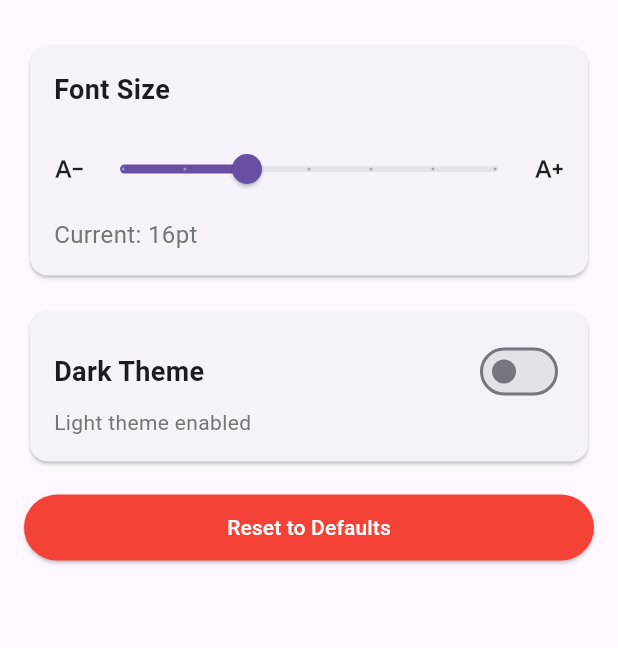
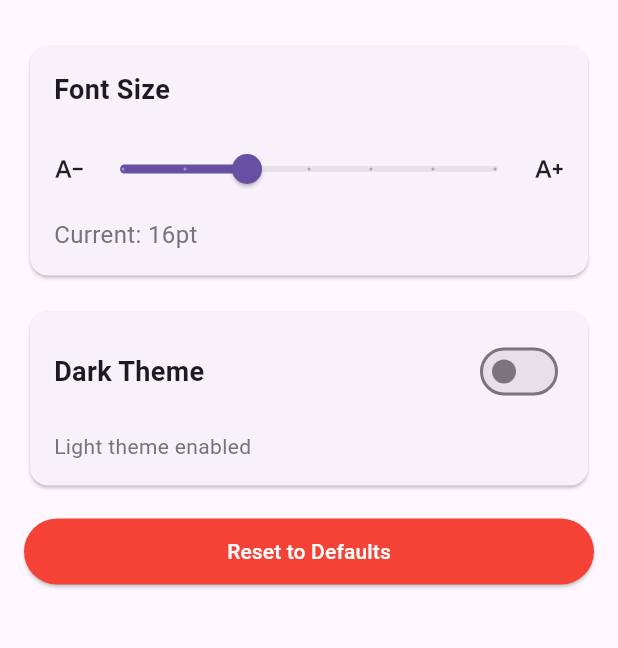
Before and after one commit to up2537792/sandwich_shop, a Flutter app: the SettingsScreen screen opened directly, on a phone screen of 412 x 824 dp, the part 68-716 px from its top. Run offline on Flutter 3.47's test engine with Material 3 defaults, Android fonts, the phone set to English and light mode, and no system bars; our stand-ins replace shared_preferences, sqflite; accounts and stored records are empty.

Commit message:
feat: wire unused widgets and add cart badge usage
- AppBar now uses CartBadge to show cart item count
- SettingsScreen now uses SettingCard and SectionDivider to reduce duplication
- All existing tests pass

```diff
--- a/lib/views/settings_screen.dart
+++ b/lib/views/settings_screen.dart
@@ -22,21 +22,9 @@ class SettingsScreen extends StatelessWidget {
             padding: const EdgeInsets.all(16.0),
             child: ListView(
               children: [
-                // Font Size Section
-                Card(
-                  child: Padding(
-                    padding: const EdgeInsets.all(16.0),
-                    child: Column(
-                      crossAxisAlignment: CrossAxisAlignment.start,
+                SettingCard(
+                  title: 'Font Size',
                   children: [
-                        const Text(
-                          'Font Size',
-                          style: TextStyle(
-                            fontSize: 18,
-                            fontWeight: FontWeight.bold,
-                          ),
-                        ),
-                        const SizedBox(height: 16),
                     Row(
                       children: [
                         const Icon(Icons.text_decrease, size: 20),
@@ -67,36 +55,18 @@ class SettingsScreen extends StatelessWidget {
                     ),
                   ],
                 ),
-                  ),
-                ),
-                const SizedBox(height: 16),
+                const SectionDivider(height: 16),
 
-                // Theme Section
-                Card(
-                  child: Padding(
-                    padding: const EdgeInsets.all(16.0),
-                    child: Column(
-                      crossAxisAlignment: CrossAxisAlignment.start,
-                      children: [
-                        Row(
-                          mainAxisAlignment: MainAxisAlignment.spaceBetween,
-                          children: [
-                            const Text(
-                              'Dark Theme',
-                              style: TextStyle(
-                                fontSize: 18,
-                                fontWeight: FontWeight.bold,
-                              ),
-                            ),
-                            Switch(
+                SettingCard(
+                  title: 'Dark Theme',
+                  trailing: Switch(
                     key: const Key('dark_theme_switch'),
                     value: settings.isDarkTheme,
                     onChanged: (value) {
                       context.read<AppSettings>().setDarkTheme(value);
                     },
                   ),
-                          ],
-                        ),
+                  children: [
                     Text(
                       settings.isDarkTheme
                           ? 'Dark theme enabled'
@@ -108,11 +78,8 @@ class SettingsScreen extends StatelessWidget {
                     ),
                   ],
                 ),
-                  ),
-                ),
-                const SizedBox(height: 16),
+                const SectionDivider(height: 16),
 
-                // Reset Button
                 PrimaryButton(
                   label: 'Reset to Defaults',
                   backgroundColor: Colors.red,
--- a/lib/widgets/app_bar_widget.dart
+++ b/lib/widgets/app_bar_widget.dart
@@ -3,6 +3,7 @@ import 'package:provider/provider.dart';
 import 'package:sandwich_shop/models/cart.dart';
 import 'package:sandwich_shop/views/app_styles.dart';
 import 'package:sandwich_shop/views/cart_screen.dart';
+import 'package:sandwich_shop/widgets/common_widgets.dart';
 
 class AppBarWidget extends StatelessWidget {
   final String title;
@@ -43,27 +44,7 @@ class AppBarWidget extends StatelessWidget {
                         children: [
                           const Icon(Icons.shopping_cart, size: 32),
                           if (cart.items.isNotEmpty)
-                            Positioned(
-                              top: 0,
-                              right: 0,
-                              child: Container(
-                                padding: const EdgeInsets.all(2),
-                                decoration: BoxDecoration(
-                                  color: Colors.red,
-                                  borderRadius: BorderRadius.circular(8),
-                                ),
-                                constraints: const BoxConstraints(minWidth: 16, minHeight: 16),
-                                child: Text(
-                                  '${cart.items.length}',
-                                  style: const TextStyle(
-                                    color: Colors.white,
-                                    fontSize: 12,
-                                    fontWeight: FontWeight.bold,
-                                  ),
-                                  textAlign: TextAlign.center,
-                                ),
-                              ),
-                            ),
+                            CartBadge(itemCount: cart.items.length),
                         ],
                       ),
                     ),
```
Lines whose indentation alone changed are shown as unchanged.
